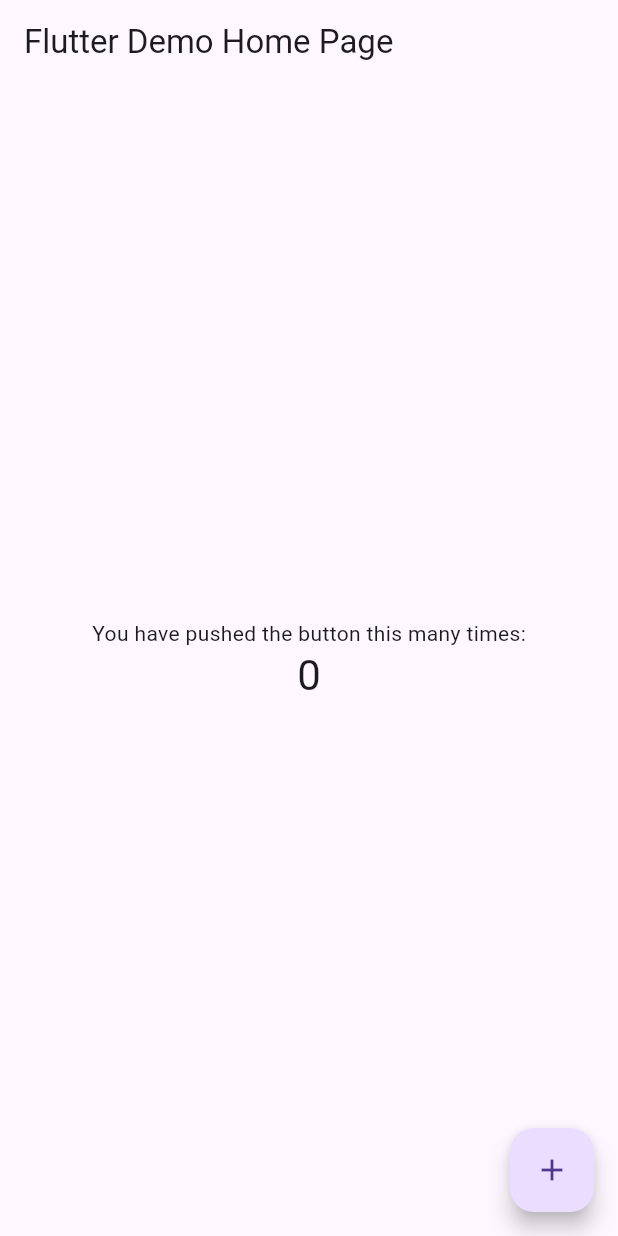
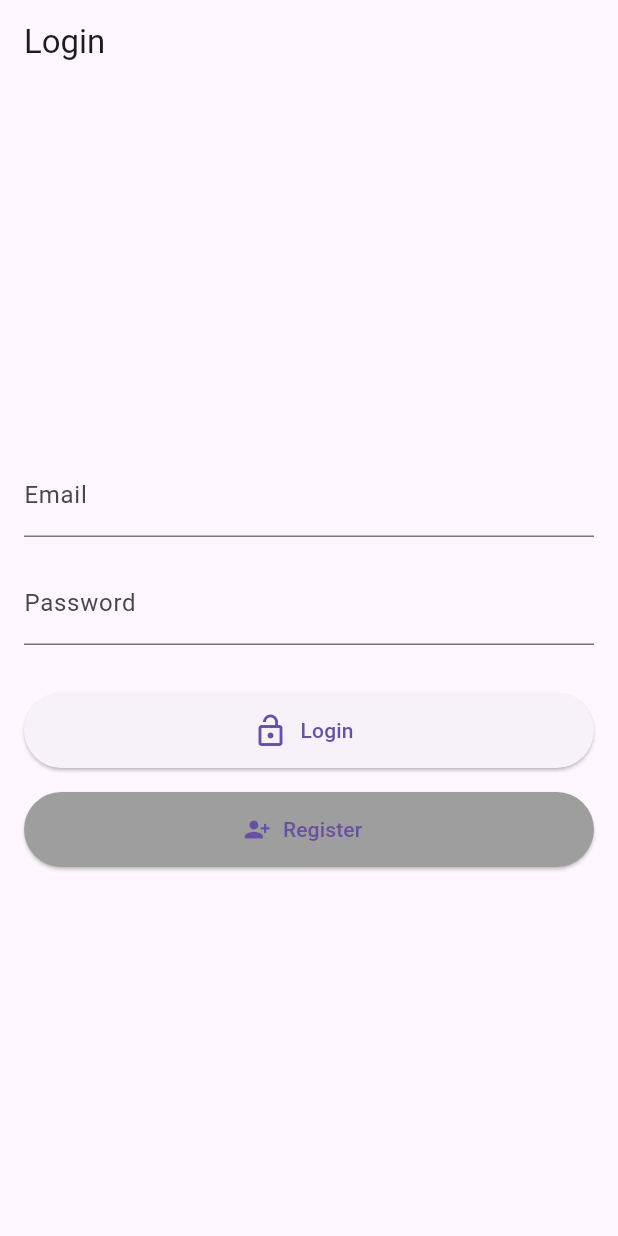
Before and after one commit to hongkkkjjj/hotel_booking_management_system, a Flutter app: the screen it shows after launch, on a phone screen of 412 x 824 dp. Run offline on Flutter 3.47's test engine with Material 3 defaults, Android fonts, the phone set to English and light mode, and no system bars; our stand-ins replace firebase_core, get; accounts and stored records are empty.

Commit message:
+ Added login, register, landing tab, profile and update password screen Todo - Finish update password screen, room configuration screen and home screen

```diff
--- /dev/null
+++ b/lib/Controller/landing_tab_controller.dart
@@ -0,0 +1,11 @@
+import 'package:get/get.dart';
+
+enum UserType { guest, admin }
+
+class LandingTabController extends GetxController {
+  Rx<UserType> userType = UserType.guest.obs;
+
+  void setUserType(UserType type) {
+    userType.value = type;
+  }
+}
--- /dev/null
+++ b/lib/Controller/login_controller.dart
@@ -0,0 +1,32 @@
+import 'package:flutter/material.dart';
+import 'package:get/get.dart';
+import 'package:hotel_booking_management_system/Controller/profile_controller.dart';
+
+import '../Screen/landing_tab_widget.dart';
+import 'landing_tab_controller.dart';
+
+class LoginController extends GetxController {
+  final TextEditingController emailController = TextEditingController();
+  final TextEditingController passwordController = TextEditingController();
+
+  void login() {
+    // Implement your login logic here
+    String username = emailController.text;
+    String password = passwordController.text;
+
+    // For simplicity, just print the entered username and password
+    print('Username: $username, Password: $password');
+
+    UserType userType = UserType.admin;
+    Get.put(LandingTabController()).setUserType(userType);
+
+    Get.put(UserController()).updateUserDetails("Leonard da vinci", "test@gmail.com", "+60 123456789");
+
+    // Navigate to the landing tab screen
+    Get.off(LandingTabScreen());
+  }
+
+  Future<void> signIn() async {
+    // await FirebaseAuth
+  }
+}
--- /dev/null
+++ b/lib/Controller/profile_controller.dart
@@ -0,0 +1,25 @@
+import 'package:get/get.dart';
+
+class UserController extends GetxController {
+  RxString name = ''.obs;
+  RxString email = ''.obs;
+  RxString mobile = ''.obs;
+
+  void updateUserDetails(String newName, String newEmail, String newMobile) {
+    name.value = newName;
+    email.value = newEmail;
+    mobile.value = newMobile;
+  }
+
+  void updatePassword() {
+    // Implement password update logic
+    // For simplicity, this is a placeholder
+    print('Updating password...');
+  }
+
+  void logout() {
+    // Implement logout logic
+    // For simplicity, this is a placeholder
+    print('Logging out...');
+  }
+}
--- /dev/null
+++ b/lib/Controller/register_controller.dart
@@ -0,0 +1,22 @@
+import 'package:flutter/material.dart';
+import 'package:get/get.dart';
+
+class RegisterController extends GetxController {
+  final TextEditingController nameController = TextEditingController();
+  final TextEditingController emailController = TextEditingController();
+  final TextEditingController mobileController = TextEditingController();
+  final TextEditingController passwordController = TextEditingController();
+  final TextEditingController confirmPasswordController = TextEditingController();
+
+  void register() {
+    // Implement your registration logic here
+    String name = nameController.text;
+    String email = emailController.text;
+    String mobile = mobileController.text;
+    String password = passwordController.text;
+    String confirmPassword = confirmPasswordController.text;
+
+    // For simplicity, just print the entered details
+    print('Name: $name, Email: $email, Mobile: $mobile, Password: $password, Confirm Password: $confirmPassword');
+  }
+}
--- /dev/null
+++ b/lib/Screen/login_widget.dart
@@ -0,0 +1,63 @@
+import 'package:flutter/material.dart';
+import 'package:get/get.dart';
+import 'package:hotel_booking_management_system/Screen/landing_tab_widget.dart';
+import '../Controller/login_controller.dart';
+import 'register_widget.dart';
+
+class LoginWidget extends StatelessWidget {
+  final LoginController loginController = Get.put(LoginController());
+
+  LoginWidget({Key? key}) : super(key: key);
+
+  @override
+  Widget build(BuildContext context) {
+    return Scaffold(
+      appBar: AppBar(
+        title: const Text('Login'),
+      ),
+      body: Padding(
+        padding: const EdgeInsets.all(16.0),
+        child: Column(
+          mainAxisAlignment: MainAxisAlignment.center,
+          children: [
+            TextField(
+              controller: loginController.emailController,
+              decoration: const InputDecoration(labelText: 'Email'),
+              keyboardType: TextInputType.emailAddress,
+            ),
+            const SizedBox(height: 16.0),
+            TextField(
+              controller: loginController.passwordController,
+              obscureText: true,
+              decoration: const InputDecoration(labelText: 'Password'),
+            ),
+            const SizedBox(height: 32.0),
+            ElevatedButton.icon(
+              style: ElevatedButton.styleFrom(
+                minimumSize: const Size.fromHeight(50),
+              ),
+              icon: const Icon(Icons.lock_open, size: 24),
+              onPressed: () {
+                loginController.login();
+              },
+              label: const Text('Login'),
+            ),
+            const SizedBox(height: 16.0),
+            ElevatedButton.icon(
+              style: ElevatedButton.styleFrom(
+                minimumSize: const Size.fromHeight(50),
+                backgroundColor: Colors.grey, // Adjust the color as needed
+              ),
+              icon: const Icon(Icons.person_add_alt_1),
+              onPressed: () {
+                // Navigate to the Register screen
+                Get.to(RegisterScreen());
+              },
+              label: const Text('Register'),
+            ),
+          ],
+        ),
+      ),
+    );
+  }
+}
--- a/lib/main.dart
+++ b/lib/main.dart
@@ -1,9 +1,18 @@
 import 'package:flutter/material.dart';
+import 'package:firebase_core/firebase_core.dart';
+import 'package:get/get.dart';
+import 'package:hotel_booking_management_system/Screen/login_widget.dart';
+import 'firebase_options.dart';
 
 // build command
 // flutter build web --release --web-renderer html --base-href /hotel-booking/
 
-void main() {
+Future<void> main() async {
+  WidgetsFlutterBinding.ensureInitialized();
+
+  await Firebase.initializeApp(
+    options: DefaultFirebaseOptions.currentPlatform,
+  );
   runApp(const MyApp());
 }
 
@@ -13,7 +22,7 @@ class MyApp extends StatelessWidget {
   // This widget is the root of your application.
   @override
   Widget build(BuildContext context) {
-    return MaterialApp(
+    return GetMaterialApp(
       title: 'Flutter Demo',
       theme: ThemeData(
         // This is the theme of your application.
@@ -27,92 +36,10 @@ class MyApp extends StatelessWidget {
         // is not restarted.
         primarySwatch: Colors.blue,
       ),
-      home: const MyHomePage(title: 'Flutter Demo Home Page'),
+      home: GestureDetector(
+          onTap: () => FocusManager.instance.primaryFocus?.unfocus(),
+          child: LoginWidget(),
+      ),
     );
   }
 }
-
-class MyHomePage extends StatefulWidget {
-  const MyHomePage({super.key, required this.title});
-
-  // This widget is the home page of your application. It is stateful, meaning
-  // that it has a State object (defined below) that contains fields that affect
-  // how it looks.
-
-  // This class is the configuration for the state. It holds the values (in this
-  // case the title) provided by the parent (in this case the App widget) and
-  // used by the build method of the State. Fields in a Widget subclass are
-  // always marked "final".
-
-  final String title;
-
-  @override
-  State<MyHomePage> createState() => _MyHomePageState();
-}
-
-class _MyHomePageState extends State<MyHomePage> {
-  int _counter = 0;
-
-  void _incrementCounter() {
-    setState(() {
-      // This call to setState tells the Flutter framework that something has
-      // changed in this State, which causes it to rerun the build method below
-      // so that the display can reflect the updated values. If we changed
-      // _counter without calling setState(), then the build method would not be
-      // called again, and so nothing would appear to happen.
-      _counter++;
-    });
-  }
-
-  @override
-  Widget build(BuildContext context) {
-    // This method is rerun every time setState is called, for instance as done
-    // by the _incrementCounter method above.
-    //
-    // The Flutter framework has been optimized to make rerunning build methods
-    // fast, so that you can just rebuild anything that needs updating rather
-    // than having to individually change instances of widgets.
-    return Scaffold(
-      appBar: AppBar(
-        // Here we take the value from the MyHomePage object that was created by
-        // the App.build method, and use it to set our appbar title.
-        title: Text(widget.title),
-      ),
-      body: Center(
-        // Center is a layout widget. It takes a single child and positions it
-        // in the middle of the parent.
-        child: Column(
-          // Column is also a layout widget. It takes a list of children and
-          // arranges them vertically. By default, it sizes itself to fit its
-          // children horizontally, and tries to be as tall as its parent.
-          //
-          // Invoke "debug painting" (press "p" in the console, choose the
-          // "Toggle Debug Paint" action from the Flutter Inspector in Android
-          // Studio, or the "Toggle Debug Paint" command in Visual Studio Code)
-          // to see the wireframe for each widget.
-          //
-          // Column has various properties to control how it sizes itself and
-          // how it positions its children. Here we use mainAxisAlignment to
-          // center the children vertically; the main axis here is the vertical
-          // axis because Columns are vertical (the cross axis would be
-          // horizontal).
-          mainAxisAlignment: MainAxisAlignment.center,
-          children: <Widget>[
-            const Text(
-              'You have pushed the button this many times:',
-            ),
-            Text(
-              '$_counter',
-              style: Theme.of(context).textTheme.headlineMedium,
-            ),
-          ],
-        ),
-      ),
-      floatingActionButton: FloatingActionButton(
-        onPressed: _incrementCounter,
-        tooltip: 'Increment',
-        child: const Icon(Icons.add),
-      ), // This trailing comma makes auto-formatting nicer for build methods.
-    );
-  }
-}
--- a/pubspec.yaml
+++ b/pubspec.yaml
@@ -35,6 +35,8 @@ dependencies:
   # The following adds the Cupertino Icons font to your application.
   # Use with the CupertinoIcons class for iOS style icons.
   cupertino_icons: ^1.0.2
+  firebase_core: ^2.24.0
+  get:
 
 dev_dependencies:
   flutter_test:
```
Also changed, not shown: lib/Screen/landing_tab_widget.dart (added, +81 -0 lines), lib/Screen/profile_widget.dart (added, +86 -0 lines), lib/Screen/register_widget.dart (added, +65 -0 lines), lib/Screen/update_password_widget.dart (added, +29 -0 lines), lib/Widget/gradient_background.dart (added, +21 -0 lines), lib/Screen/admin_home_screen.dart (added), lib/Screen/user_home_screen.dart (added), lib/firebase_options.dart (added), pubspec.lock, 12 other files.
